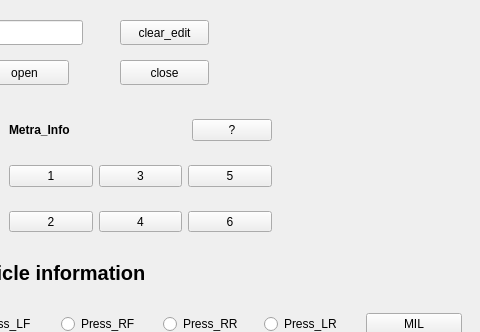
Qt form Metra_box/widget.ui (2217646267/TechWinBox) before a commit; both pictures show x 680 to 1160 and y 0 to 332 of the 1160 by 805 pixel window.
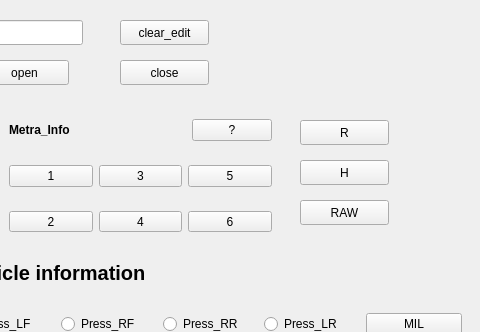
The same form after that commit.

Commit message: 增加R,H,RWM按钮

Diff of the .ui file:
```diff
--- a/Metra_box/widget.ui
+++ b/Metra_box/widget.ui
@@ -866,6 +866,45 @@
     </item>
    </layout>
   </widget>
+  <widget class="QPushButton" name="R_btn">
+   <property name="geometry">
+    <rect>
+     <x>980</x>
+     <y>120</y>
+     <width>89</width>
+     <height>25</height>
+    </rect>
+   </property>
+   <property name="text">
+    <string>R</string>
+   </property>
+  </widget>
+  <widget class="QPushButton" name="H_btn">
+   <property name="geometry">
+    <rect>
+     <x>980</x>
+     <y>160</y>
+     <width>89</width>
+     <height>25</height>
+    </rect>
+   </property>
+   <property name="text">
+    <string>H</string>
+   </property>
+  </widget>
+  <widget class="QPushButton" name="RAW_btn">
+   <property name="geometry">
+    <rect>
+     <x>980</x>
+     <y>200</y>
+     <width>89</width>
+     <height>25</height>
+    </rect>
+   </property>
+   <property name="text">
+    <string>RAW</string>
+   </property>
+  </widget>
  </widget>
  <resources/>
  <connections/>
```
The commit also changes 1 other file.
